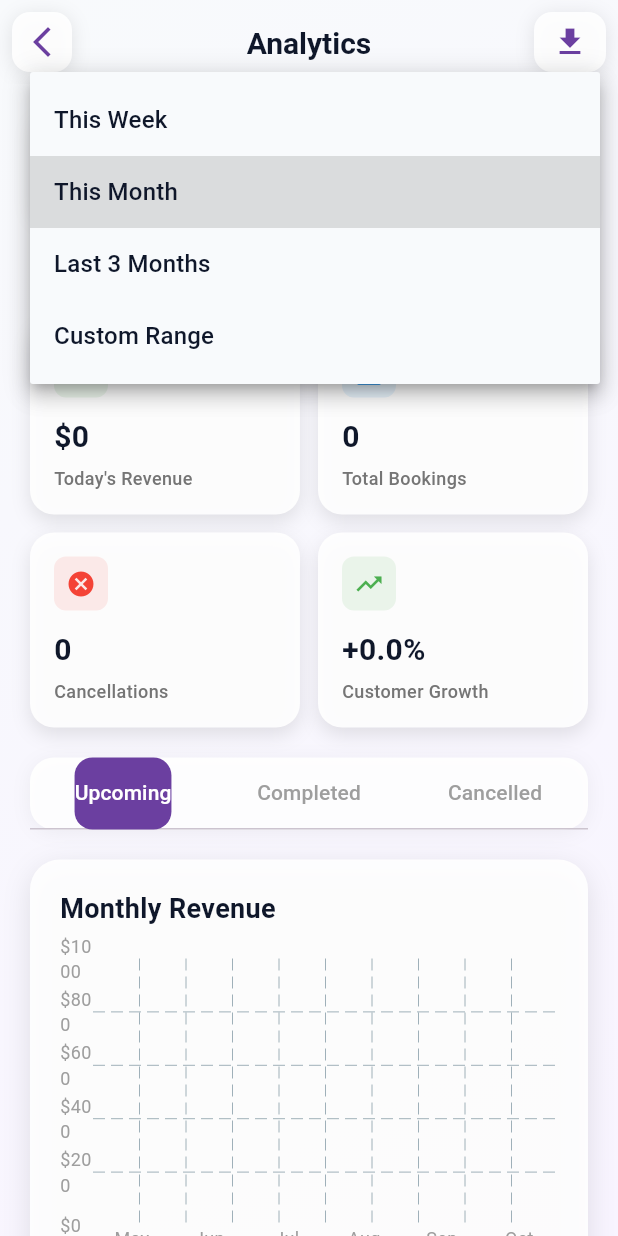
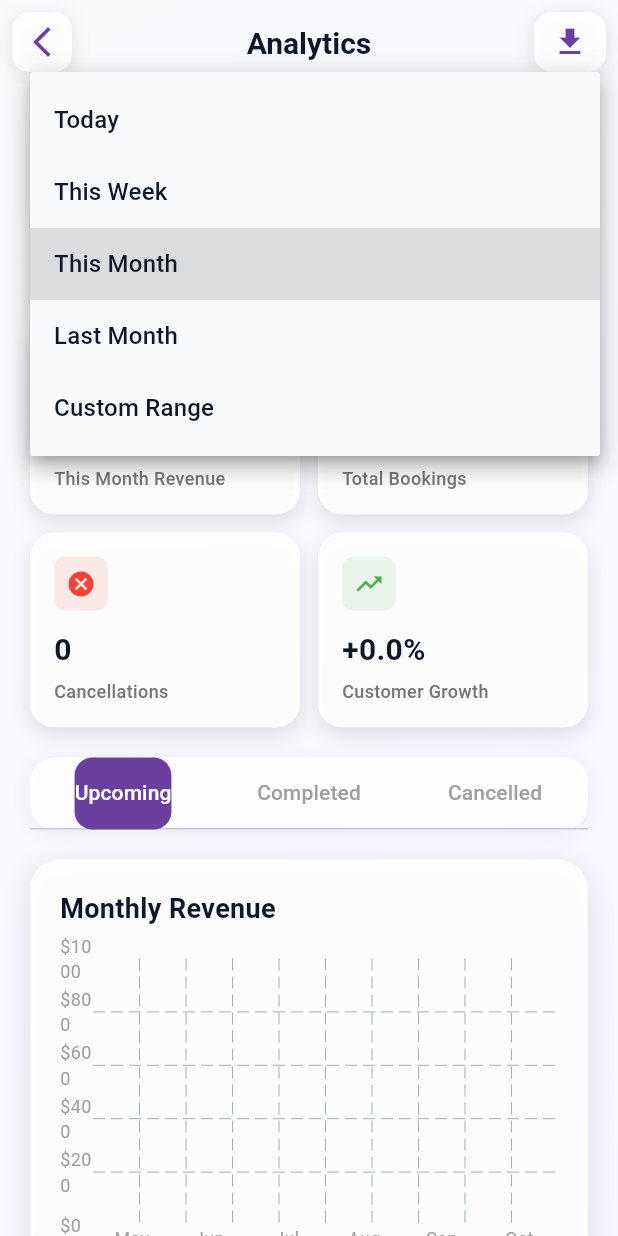
Before and after one commit to ctcw7k88zn-lab/menz_cut_project-1, a Flutter app: the OwnerAnalyticsScreen screen opened directly, after a tap on "This Month", on a phone screen of 412 x 824 dp. Run offline on Flutter 3.47's test engine with Material 3 defaults, Android fonts, the phone set to English and light mode, and no system bars; drawn by our look-alikes of fl_chart; our stand-ins replace cached_network_image, flutter_dotenv, flutter_map, flutter_riverpod, geolocator, go_router and 8 more; missing offline and left inert: dart:html; accounts and stored records are empty; network calls fail; Roboto replaces fonts that are missing (Poppins).

Commit message:
ok version 1.2

```diff
--- a/lib/providers/analytics_provider.dart
+++ b/lib/providers/analytics_provider.dart
@@ -4,32 +4,93 @@ import '../models/appointment_model.dart';
 import '../models/service_model.dart';
 import '../services/supabase_service.dart';
 
+// Date range model
+class DateRange {
+  final DateTime startDate;
+  final DateTime endDate;
+  final String label;
+
+  DateRange({
+    required this.startDate,
+    required this.endDate,
+    required this.label,
+  });
+
+  static DateRange today() {
+    final now = DateTime.now();
+    return DateRange(
+      startDate: DateTime(now.year, now.month, now.day),
+      endDate: DateTime(now.year, now.month, now.day, 23, 59, 59),
+      label: 'Today',
+    );
+  }
+
+  static DateRange thisWeek() {
+    final now = DateTime.now();
+    final startOfWeek = now.subtract(Duration(days: now.weekday - 1));
+    return DateRange(
+      startDate: DateTime(startOfWeek.year, startOfWeek.month, startOfWeek.day),
+      endDate: DateTime(now.year, now.month, now.day, 23, 59, 59),
+      label: 'This Week',
+    );
+  }
+
+  static DateRange thisMonth() {
+    final now = DateTime.now();
+    return DateRange(
+      startDate: DateTime(now.year, now.month, 1),
+      endDate: DateTime(now.year, now.month + 1, 0, 23, 59, 59),
+      label: 'This Month',
+    );
+  }
+
+  static DateRange lastMonth() {
+    final now = DateTime.now();
+    final lastMonth = DateTime(now.year, now.month - 1, 1);
+    return DateRange(
+      startDate: lastMonth,
+      endDate: DateTime(now.year, now.month, 0, 23, 59, 59),
+      label: 'Last Month',
+    );
+  }
+
+  static DateRange custom(DateTime start, DateTime end) {
+    return DateRange(
+      startDate: DateTime(start.year, start.month, start.day),
+      endDate: DateTime(end.year, end.month, end.day, 23, 59, 59),
+      label: 'Custom Range',
+    );
+  }
+}
+
 // Analytics data model
 class AnalyticsData {
-  final double todayRevenue;
+  final double periodRevenue;
   final int totalBookings;
   final int cancellations;
   final double customerGrowth;
-  final List<AppointmentModel> todayAppointments;
+  final List<AppointmentModel> periodAppointments;
   final List<AppointmentModel> upcomingAppointments;
   final List<AppointmentModel> completedAppointments;
   final List<AppointmentModel> cancelledAppointments;
   final List<Map<String, dynamic>> monthlyRevenue;
   final List<Map<String, dynamic>> serviceDistribution;
   final List<Map<String, dynamic>> topServices;
+  final DateRange dateRange;
 
   AnalyticsData({
-    required this.todayRevenue,
+    required this.periodRevenue,
     required this.totalBookings,
     required this.cancellations,
     required this.customerGrowth,
-    required this.todayAppointments,
+    required this.periodAppointments,
     required this.upcomingAppointments,
     required this.completedAppointments,
     required this.cancelledAppointments,
     required this.monthlyRevenue,
     required this.serviceDistribution,
     required this.topServices,
+    required this.dateRange,
   });
 }
 
@@ -39,13 +100,22 @@ final analyticsProvider = StateNotifierProvider<AnalyticsNotifier, AsyncValue<An
 });
 
 class AnalyticsNotifier extends StateNotifier<AsyncValue<AnalyticsData>> {
+  DateRange _currentDateRange = DateRange.thisMonth();
+
   AnalyticsNotifier() : super(const AsyncValue.loading()) {
     loadAnalytics();
   }
 
-  Future<void> loadAnalytics() async {
+  DateRange get currentDateRange => _currentDateRange;
+
+  Future<void> loadAnalytics([DateRange? dateRange]) async {
     try {
       state = const AsyncValue.loading();
+
+      // Update current date range if provided
+      if (dateRange != null) {
+        _currentDateRange = dateRange;
+      }
 
       final user = Supabase.instance.client.auth.currentUser;
       if (user == null) {
@@ -64,8 +134,8 @@ class AnalyticsNotifier extends StateNotifier<AsyncValue<AnalyticsData>> {
       // Get services for this salon
       final services = await SupabaseService.getServicesBySalon(salon.id);
 
-      // Calculate analytics data
-      final analyticsData = await _calculateAnalyticsData(allAppointments, services);
+      // Calculate analytics data for the selected date range
+      final analyticsData = await _calculateAnalyticsData(allAppointments, services, _currentDateRange);
 
       state = AsyncValue.data(analyticsData);
     } catch (e) {
@@ -76,78 +146,101 @@ class AnalyticsNotifier extends StateNotifier<AsyncValue<AnalyticsData>> {
   Future<AnalyticsData> _calculateAnalyticsData(
     List<AppointmentModel> appointments,
     List<ServiceModel> services,
+    DateRange dateRange,
   ) async {
-    final now = DateTime.now();
-    final today = DateTime(now.year, now.month, now.day);
-    final thisMonth = DateTime(now.year, now.month, 1);
-    final lastMonth = DateTime(now.year, now.month - 1, 1);
+    // Filter appointments for the selected date range
+    final periodAppointments = appointments.where((apt) {
+      final aptDate = DateTime(apt.startAt.year, apt.startAt.month, apt.startAt.day);
+      final startDate = DateTime(dateRange.startDate.year, dateRange.startDate.month, dateRange.startDate.day);
+      final endDate = DateTime(dateRange.endDate.year, dateRange.endDate.month, dateRange.endDate.day);
 
-    // Today's appointments
-    final todayAppointments = appointments.where((apt) {
-      final aptDate = DateTime(apt.startAt.year, apt.startAt.month, apt.startAt.day);
-      return aptDate.isAtSameMomentAs(today);
+      return (aptDate.isAtSameMomentAs(startDate) || aptDate.isAfter(startDate)) &&
+             (aptDate.isAtSameMomentAs(endDate) || aptDate.isBefore(endDate));
     }).toList();
 
-    // Calculate today's revenue
-    final todayRevenue = todayAppointments
+    print('📊 Analytics Debug:');
+    print('   Date Range: ${dateRange.startDate} to ${dateRange.endDate}');
+    print('   Total appointments: ${appointments.length}');
+    print('   Period appointments: ${periodAppointments.length}');
+    print('   Period appointments details:');
+    for (final apt in periodAppointments) {
+      print('     - ${apt.startAt}: ${apt.status} - \$${apt.totalAmount}');
+    }
+
+    if (periodAppointments.isEmpty) {
+      print('⚠️  No appointments found in selected date range!');
+      print('   Available appointment dates:');
+      for (final apt in appointments) {
+        print('     - ${apt.startAt}');
+      }
+    }
+
+    // Calculate period revenue
+    final periodRevenue = periodAppointments
         .where((apt) => apt.status == AppointmentStatus.completed)
         .fold<double>(0.0, (sum, apt) => sum + apt.totalAmount);
 
-    // Total bookings today
-    final totalBookings = todayAppointments.length;
+    // Total bookings in period
+    final totalBookings = periodAppointments.length;
 
-    // Cancellations today
-    final cancellations = todayAppointments
+    // Cancellations in period
+    final cancellations = periodAppointments
         .where((apt) => apt.status == AppointmentStatus.cancelled)
         .length;
 
-    // Customer growth (compare this month vs last month)
-    final thisMonthAppointments = appointments.where((apt) {
-      return apt.startAt.isAfter(thisMonth) && apt.startAt.isBefore(DateTime(now.year, now.month + 1, 1));
+    // Customer growth (compare with previous period of same length)
+    final periodLength = dateRange.endDate.difference(dateRange.startDate).inDays + 1;
+    final previousPeriodStart = dateRange.startDate.subtract(Duration(days: periodLength));
+    final previousPeriodEnd = dateRange.startDate.subtract(const Duration(days: 1));
+
+    final previousPeriodAppointments = appointments.where((apt) {
+      final aptDate = DateTime(apt.startAt.year, apt.startAt.month, apt.startAt.day);
+      final startDate = DateTime(previousPeriodStart.year, previousPeriodStart.month, previousPeriodStart.day);
+      final endDate = DateTime(previousPeriodEnd.year, previousPeriodEnd.month, previousPeriodEnd.day);
+
+      return (aptDate.isAtSameMomentAs(startDate) || aptDate.isAfter(startDate)) &&
+             (aptDate.isAtSameMomentAs(endDate) || aptDate.isBefore(endDate));
     }).length;
 
-    final lastMonthAppointments = appointments.where((apt) {
-      return apt.startAt.isAfter(lastMonth) && apt.startAt.isBefore(thisMonth);
-    }).length;
-
-    final customerGrowth = lastMonthAppointments > 0
-        ? ((thisMonthAppointments - lastMonthAppointments) / lastMonthAppointments) * 100
+    final customerGrowth = previousPeriodAppointments > 0
+        ? ((totalBookings - previousPeriodAppointments) / previousPeriodAppointments) * 100
         : 0.0;
 
-    // Filter appointments by status
-    final upcomingAppointments = appointments.where((apt) =>
+    // Filter appointments by status (from period appointments)
+    final upcomingAppointments = periodAppointments.where((apt) =>
         apt.status == AppointmentStatus.pending || apt.status == AppointmentStatus.confirmed
     ).toList();
 
-    final completedAppointments = appointments.where((apt) =>
+    final completedAppointments = periodAppointments.where((apt) =>
         apt.status == AppointmentStatus.completed
     ).toList();
 
-    final cancelledAppointments = appointments.where((apt) =>
+    final cancelledAppointments = periodAppointments.where((apt) =>
         apt.status == AppointmentStatus.cancelled
     ).toList();
 
     // Monthly revenue data (last 6 months)
     final monthlyRevenue = _calculateMonthlyRevenue(appointments);
 
-    // Service distribution
-    final serviceDistribution = _calculateServiceDistribution(appointments, services);
+    // Service distribution (based on period appointments)
+    final serviceDistribution = _calculateServiceDistribution(periodAppointments, services);
 
-    // Top services
-    final topServices = _calculateTopServices(appointments, services);
+    // Top services (based on period appointments)
+    final topServices = _calculateTopServices(periodAppointments, services);
 
     return AnalyticsData(
-      todayRevenue: todayRevenue,
+      periodRevenue: periodRevenue,
       totalBookings: totalBookings,
       cancellations: cancellations,
       customerGrowth: customerGrowth,
-      todayAppointments: todayAppointments,
+      periodAppointments: periodAppointments,
       upcomingAppointments: upcomingAppointments,
       completedAppointments: completedAppointments,
       cancelledAppointments: cancelledAppointments,
       monthlyRevenue: monthlyRevenue,
       serviceDistribution: serviceDistribution,
       topServices: topServices,
+      dateRange: dateRange,
     );
   }
 
@@ -241,6 +334,31 @@ class AnalyticsNotifier extends StateNotifier<AsyncValue<AnalyticsData>> {
     return months[month - 1];
   }
 
+  // Change date range methods
+  Future<void> setDateRange(DateRange dateRange) async {
+    await loadAnalytics(dateRange);
+  }
+
+  Future<void> setToday() async {
+    await setDateRange(DateRange.today());
+  }
+
+  Future<void> setThisWeek() async {
+    await setDateRange(DateRange.thisWeek());
+  }
+
+  Future<void> setThisMonth() async {
+    await setDateRange(DateRange.thisMonth());
+  }
+
+  Future<void> setLastMonth() async {
+    await setDateRange(DateRange.lastMonth());
+  }
+
+  Future<void> setCustomRange(DateTime startDate, DateTime endDate) async {
+    await setDateRange(DateRange.custom(startDate, endDate));
+  }
+
   // Refresh analytics data
   Future<void> refresh() async {
     await loadAnalytics();
--- a/lib/screens/owner/owner_analytics.dart
+++ b/lib/screens/owner/owner_analytics.dart
@@ -195,16 +195,37 @@ class _OwnerAnalyticsScreenState extends ConsumerState<OwnerAnalyticsScreen>
                     value: _selectedFilter,
                     isExpanded: true,
                     icon: const Icon(Icons.keyboard_arrow_down, color: AppTheme.primaryMauve),
-                    items: ['This Week', 'This Month', 'Last 3 Months', 'Custom Range'].map((String value) {
+                    items: ['Today', 'This Week', 'This Month', 'Last Month', 'Custom Range'].map((String value) {
                       return DropdownMenuItem<String>(
                         value: value,
                         child: Text(value, style: const TextStyle(color: AppTheme.textPrimary)),
                       );
                     }).toList(),
-                    onChanged: (String? newValue) {
+                    onChanged: (String? newValue) async {
+                      if (newValue != null) {
                         setState(() {
-                        _selectedFilter = newValue!;
+                          _selectedFilter = newValue;
                         });
+
+                        // Update analytics based on selected filter
+                        switch (newValue) {
+                          case 'Today':
+                            await ref.read(analyticsProvider.notifier).setToday();
+                            break;
+                          case 'This Week':
+                            await ref.read(analyticsProvider.notifier).setThisWeek();
+                            break;
+                          case 'This Month':
+                            await ref.read(analyticsProvider.notifier).setThisMonth();
+                            break;
+                          case 'Last Month':
+                            await ref.read(analyticsProvider.notifier).setLastMonth();
+                            break;
+                          case 'Custom Range':
+                            await _showCustomDateRangePicker();
+                            break;
+                        }
+                      }
                     },
                     ),
                   ),
@@ -223,20 +244,46 @@ class _OwnerAnalyticsScreenState extends ConsumerState<OwnerAnalyticsScreen>
         child: Column(
           crossAxisAlignment: CrossAxisAlignment.start,
           children: [
-            const Text(
-              'Today\'s Summary',
-              style: TextStyle(
+            Text(
+              '${analyticsData.dateRange.label} Summary',
+              style: const TextStyle(
                 fontSize: 20,
                 fontWeight: FontWeight.bold,
                 color: AppTheme.textPrimary,
               ),
             ),
             const SizedBox(height: 16),
+            // Show helpful message when no data
+            if (analyticsData.totalBookings == 0 && analyticsData.dateRange.label == 'Custom Range')
+              Container(
+                padding: const EdgeInsets.all(16),
+                margin: const EdgeInsets.only(bottom: 16),
+                decoration: BoxDecoration(
+                  color: Colors.orange.withOpacity(0.1),
+                  borderRadius: BorderRadius.circular(12),
+                  border: Border.all(color: Colors.orange.withOpacity(0.3)),
+                ),
+                child: Row(
+                  children: [
+                    Icon(Icons.info_outline, color: Colors.orange[700], size: 20),
+                    const SizedBox(width: 12),
+                    Expanded(
+                      child: Text(
+                        'No appointments found in selected date range. Try selecting dates in October 2025 where appointments exist.',
+                        style: TextStyle(
+                          color: Colors.orange[700],
+                          fontSize: 14,
+                        ),
+                      ),
+                    ),
+                  ],
+                ),
+              ),
             Row(
               children: [
                 Expanded(child: _buildStatCard(
-                  'Today\'s Revenue',
-                  '\$${analyticsData.todayRevenue.toStringAsFixed(0)}',
+                  '${analyticsData.dateRange.label} Revenue',
+                  '\$${analyticsData.periodRevenue.toStringAsFixed(0)}',
                   Icons.attach_money,
                   Colors.green
                 )),
@@ -1112,4 +1159,87 @@ class _OwnerAnalyticsScreenState extends ConsumerState<OwnerAnalyticsScreen>
       ),
     );
   }
+
+  Future<void> _showCustomDateRangePicker() async {
+    DateTime? startDate;
+    DateTime? endDate;
+    bool isDialogOpen = true;
+
+    final result = await showDialog<bool>(
+      context: context,
+      builder: (context) => StatefulBuilder(
+        builder: (context, setDialogState) => AlertDialog(
+          title: const Text('Select Date Range'),
+          content: Column(
+            mainAxisSize: MainAxisSize.min,
+            children: [
+              ListTile(
+                title: const Text('Start Date'),
+                subtitle: Text(startDate != null
+                  ? '${startDate!.day}/${startDate!.month}/${startDate!.year}'
+                  : 'Select start date'),
+                trailing: const Icon(Icons.calendar_today),
+                onTap: () async {
+                  final date = await showDatePicker(
+                    context: context,
+                    initialDate: DateTime(2025, 10, 20), // Default to October 2025 where appointments exist
+                    firstDate: DateTime(2020),
+                    lastDate: DateTime.now(),
+                  );
+                  if (date != null) {
+                    setDialogState(() {
+                      startDate = date;
+                    });
                   }
+                },
+              ),
+              ListTile(
+                title: const Text('End Date'),
+                subtitle: Text(endDate != null
+                  ? '${endDate!.day}/${endDate!.month}/${endDate!.year}'
+                  : 'Select end date'),
+                trailing: const Icon(Icons.calendar_today),
+                onTap: () async {
+                  final date = await showDatePicker(
+                    context: context,
+                    initialDate: startDate ?? DateTime(2025, 10, 25), // Default to October 2025
+                    firstDate: startDate ?? DateTime(2020),
+                    lastDate: DateTime.now(),
+                  );
+                  if (date != null) {
+                    setDialogState(() {
+                      endDate = date;
+                    });
+                  }
+                },
+              ),
+            ],
+          ),
+          actions: [
+            TextButton(
+              onPressed: () => Navigator.of(context).pop(false),
+              child: const Text('Cancel'),
+            ),
+            ElevatedButton(
+              onPressed: startDate != null && endDate != null
+                ? () => Navigator.of(context).pop(true)
+                : null,
+              style: ElevatedButton.styleFrom(
+                backgroundColor: AppTheme.primaryMauve,
+                foregroundColor: Colors.white,
+              ),
+              child: const Text('Apply'),
+            ),
+          ],
+        ),
+      ),
+    );
+
+    if (result == true && startDate != null && endDate != null) {
+      await ref.read(analyticsProvider.notifier).setCustomRange(startDate!, endDate!);
+      setState(() {
+        _selectedFilter = 'Custom Range';
+      });
+    }
+  }
+}
```
Lines whose indentation alone changed are shown as unchanged.
